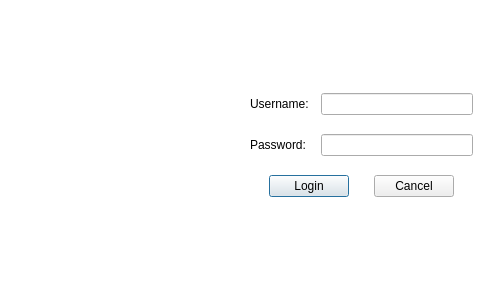
Old version of the form ArcApp/loginprompt.ui in the repository Arc-Project/Arc.
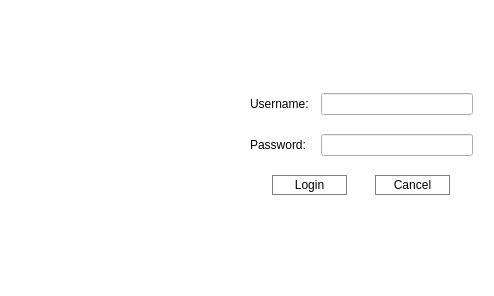
New version of the form. Icons and pictures are not drawn.

Commit message: updated button style; new ico to support multiple sizes - still a bit blurry but better than before

The edit to the form file:
```diff
--- a/ArcApp/loginprompt.ui
+++ b/ArcApp/loginprompt.ui
@@ -34,7 +34,21 @@
   <property name="styleSheet">
    <string notr="true">QDialog#LoginPrompt {
 	background-color: white;
-}</string>
+}
+
+QPushButton {
+	border: 1px solid grey; 
+}
+
+QPushButton:hover {
+	color: #ffffff;
+	background-color: #cc0000;
+}
+
+QPushButton:pressed {
+	background-color: #a50000;
+}
+</string>
   </property>
   <widget class="QLabel" name="logo">
    <property name="geometry">
@@ -164,6 +178,12 @@
           <verstretch>0</verstretch>
          </sizepolicy>
         </property>
+        <property name="minimumSize">
+         <size>
+          <width>75</width>
+          <height>20</height>
+         </size>
+        </property>
         <property name="text">
          <string>Login</string>
         </property>
@@ -177,6 +197,12 @@
           <verstretch>0</verstretch>
          </sizepolicy>
         </property>
+        <property name="minimumSize">
+         <size>
+          <width>75</width>
+          <height>20</height>
+         </size>
+        </property>
         <property name="text">
          <string>Cancel</string>
         </property>
```
The commit also changes 2 other files.
